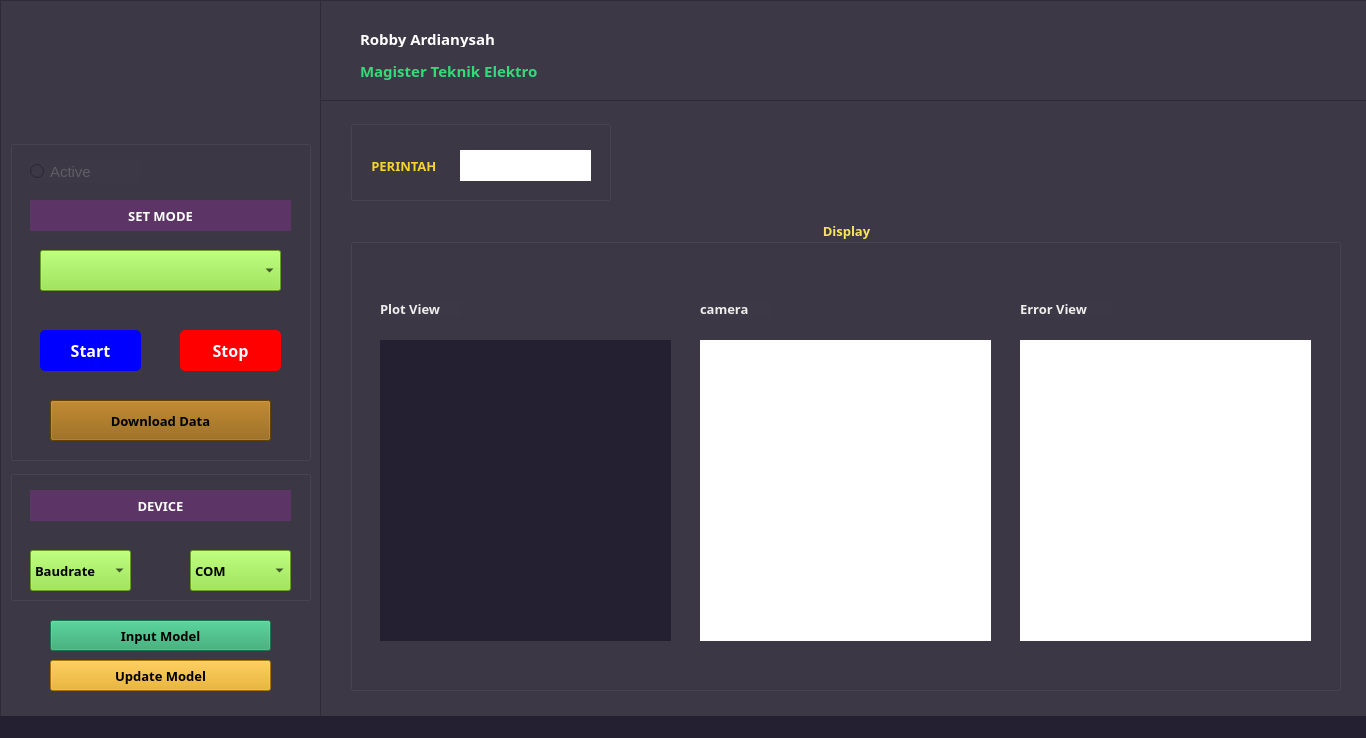
fkihai/handtracking_desktop_app, file gui-desain.ui: the form before one commit.
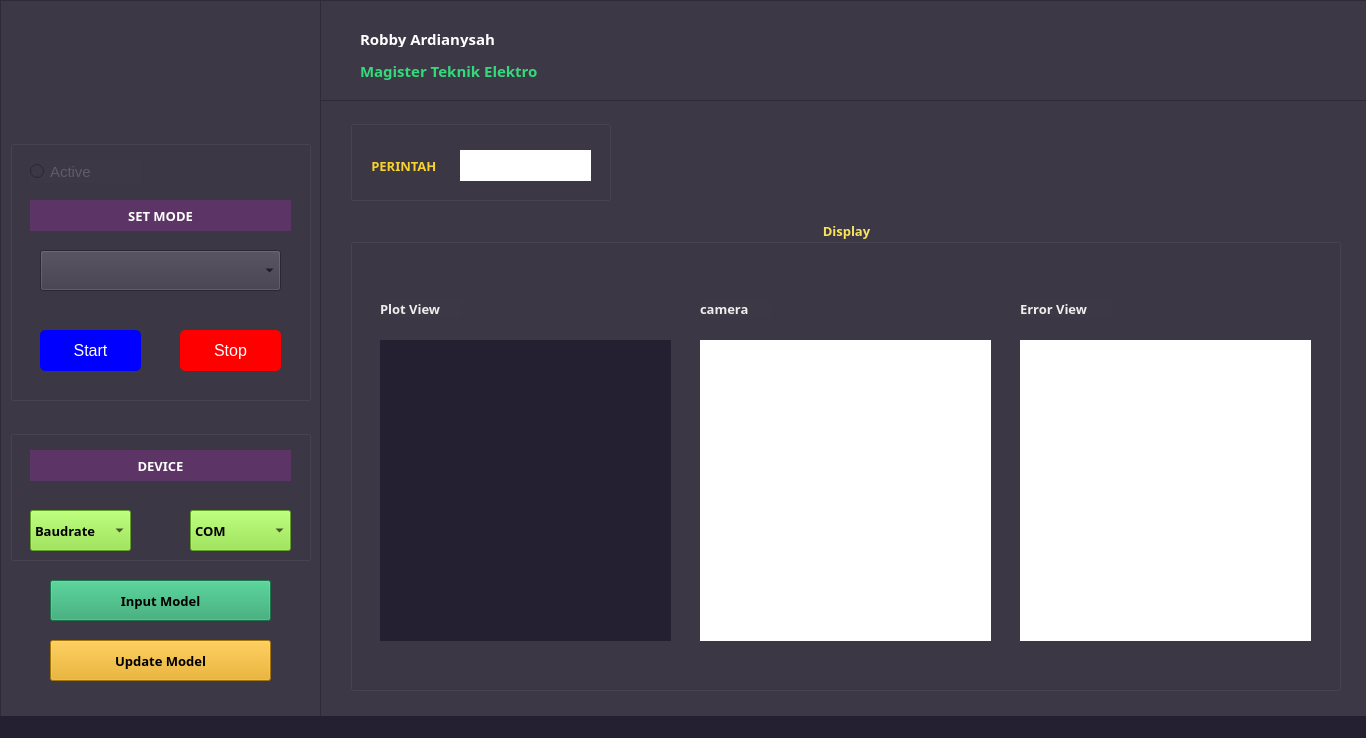
The form after the commit. Icons and pictures are not drawn.

What changed in the file:
```diff
--- a/gui-desain.ui
+++ b/gui-desain.ui
@@ -95,9 +95,9 @@
      <property name="geometry">
       <rect>
        <x>50</x>
-       <y>620</y>
+       <y>580</y>
        <width>221</width>
-       <height>31</height>
+       <height>41</height>
       </rect>
      </property>
      <property name="font">
@@ -121,7 +121,7 @@
        <x>10</x>
        <y>140</y>
        <width>301</width>
-       <height>321</height>
+       <height>261</height>
       </rect>
      </property>
      <property name="font">
@@ -188,10 +188,7 @@
       </property>
       <property name="font">
        <font>
-        <family>Poppins</family>
         <pointsize>-1</pointsize>
-        <weight>75</weight>
-        <bold>true</bold>
        </font>
       </property>
       <property name="styleSheet">
@@ -226,10 +223,7 @@
       </property>
       <property name="font">
        <font>
-        <family>Poppins</family>
         <pointsize>-1</pointsize>
-        <weight>75</weight>
-        <bold>true</bold>
        </font>
       </property>
       <property name="styleSheet">
@@ -300,32 +294,22 @@
         <height>41</height>
        </rect>
       </property>
-      <property name="styleSheet">
-       <string notr="true">background-color: rgb(138, 226, 52);</string>
-      </property>
-     </widget>
-     <widget class="QPushButton" name="pb_input_model_2">
-      <property name="geometry">
-       <rect>
-        <x>40</x>
-        <y>260</y>
-        <width>221</width>
-        <height>41</height>
-       </rect>
-      </property>
       <property name="font">
        <font>
         <family>Poppins</family>
-        <pointsize>10</pointsize>
+        <pointsize>9</pointsize>
         <weight>75</weight>
         <bold>true</bold>
        </font>
       </property>
       <property name="styleSheet">
-       <string notr="true">background-color: rgb(143, 89, 2);</string>
-      </property>
-      <property name="text">
-       <string>Download Data</string>
+       <string notr="true">background-color: rgb(138, 226, 52);
+
+QComboBox{
+        font-family: &quot;Poppins&quot;;
+        font-size: 10pt;
+        font-weight: bold;
+}</string>
       </property>
      </widget>
     </widget>
@@ -333,7 +317,7 @@
      <property name="geometry">
       <rect>
        <x>10</x>
-       <y>470</y>
+       <y>430</y>
        <width>301</width>
        <height>131</height>
       </rect>
@@ -445,9 +429,9 @@
      <property name="geometry">
       <rect>
        <x>50</x>
-       <y>660</y>
+       <y>640</y>
        <width>221</width>
-       <height>31</height>
+       <height>41</height>
       </rect>
      </property>
      <property name="font">
```
